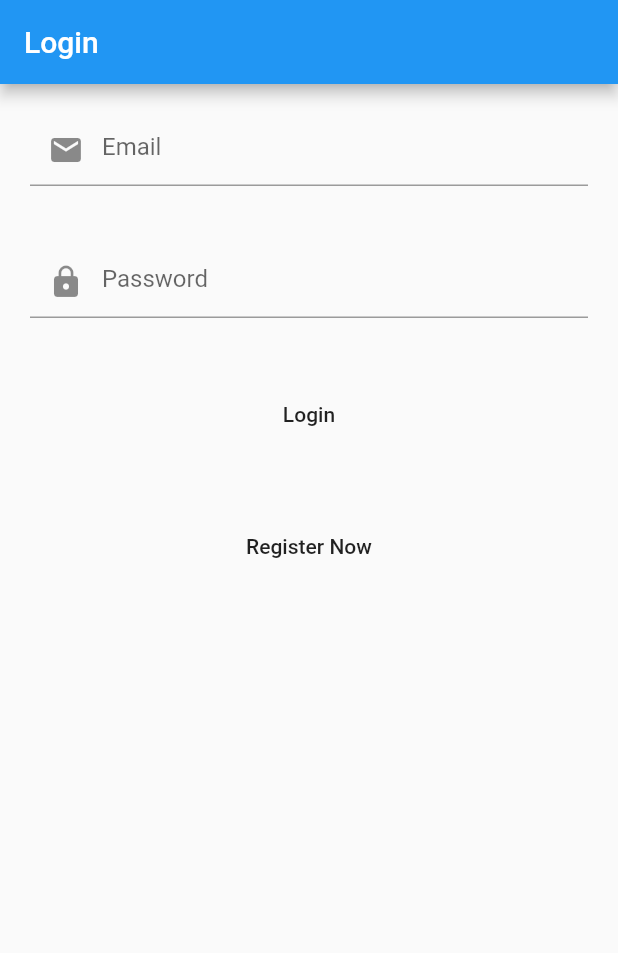
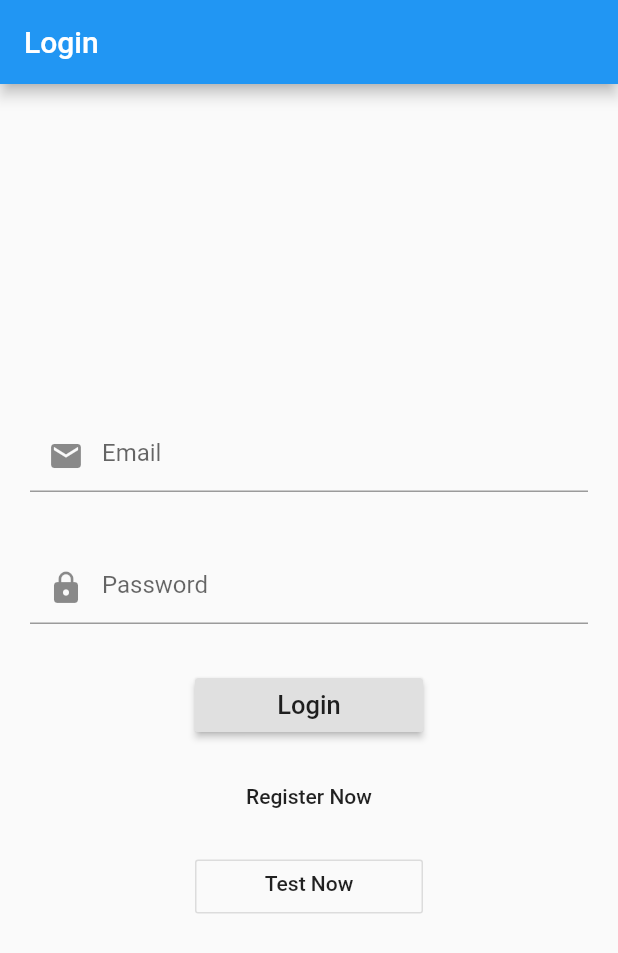
Before and after one commit to kiraitami/task-manager, a Flutter app: the screen it shows after launch, on a phone screen of 412 x 824 dp. Shown: the top 953 px of the screen. Run offline on Flutter 3.47's test engine with Material 2 defaults, Android fonts, the phone set to English and light mode, and no system bars; our stand-ins replace cloud_firestore, firebase_auth; missing offline and left inert: dart:ffi; accounts and stored records are empty.

Commit message:
Matheus #11 - Tasks changes, Login Screen Changes

```diff
--- a/lib/screens/login_screen.dart
+++ b/lib/screens/login_screen.dart
@@ -3,6 +3,7 @@ import 'package:flutter/cupertino.dart';
 import 'package:flutter/material.dart';
 import 'package:flutter_app_task_manager/screens/menu_screen.dart';
 import 'package:flutter_app_task_manager/screens/register_screen.dart';
+import 'package:flutter_app_task_manager/screens/task_details_screen.dart';
 
 class LoginScreen extends StatefulWidget {
   @override
@@ -21,7 +22,6 @@ class _LoginScreenState extends State<LoginScreen> {
         title: Text('Login'),
       ),
       body: Form(
-        child: SingleChildScrollView(
         child: Column(
           crossAxisAlignment: CrossAxisAlignment.center,
           mainAxisAlignment: MainAxisAlignment.center,
@@ -59,8 +59,9 @@ class _LoginScreenState extends State<LoginScreen> {
             ),
 
             Padding(
-                padding: EdgeInsets.all(20.0),
-                child: FlatButton(
+              padding: EdgeInsets.all(10.0),
+
+              child: RaisedButton(
                   onPressed: () async {
                     FirebaseAuth.instance.signInWithEmailAndPassword(email: _emailController.text, password: _passController.text).then(
                             (usersnapshot) async {
@@ -70,30 +71,51 @@ class _LoginScreenState extends State<LoginScreen> {
                               );
                         }
                     ).catchError((error) {
-
                       print(error);
                       print("deu errado");
                     });
-
                     },
-                    child: Text('Login')
+                  child: SizedBox(
+                    child: Text('Login', style: TextStyle(fontSize: 17), textAlign: TextAlign.center,),
+                    width: 120,
+                    height: 20,
+                  )
               ),
             ),
 
             Padding(
-                padding: EdgeInsets.all(20.0),
+              padding: EdgeInsets.all(5.0),
               child: FlatButton(
                 onPressed: (){
                   Navigator.of(context).push(
                     MaterialPageRoute(builder: (context) => Register_Screen())
                   );
                 },
-                  child: Text('Register Now'),
+                child: SizedBox(
+                  child: Text ('Register Now', textAlign: TextAlign.center,),
+                  width: 120,
+                  height: 20,
+                )
+              ),
+            ),
+            Padding(
+              padding: EdgeInsets.all(5.0),
+              child: OutlineButton(
+                  onPressed: (){
+                    Navigator.of(context).push(
+                        MaterialPageRoute(builder: (context) => TaskDetails())
+                    );
+                  },
+                  child: SizedBox(
+                    child: Text ('Test Now', textAlign: TextAlign.center,),
+                    width: 120,
+                    height: 20,
+                  )
               ),
             )
+
           ],
         ),
-        )
       )
     );
   }
--- a/lib/screens/task_details_screen.dart
+++ b/lib/screens/task_details_screen.dart
@@ -14,7 +14,11 @@ class TaskDetails extends StatefulWidget {
        ),
       body: SingleChildScrollView(
         child: Column(
+          children: <Widget>[
+            FractionallySizedBox(widthFactor: 90,
+            child: Text("Nome Tarefa haha"),)
 
+          ],
 
         ),
       )
```
Lines whose indentation alone changed are shown as unchanged.
